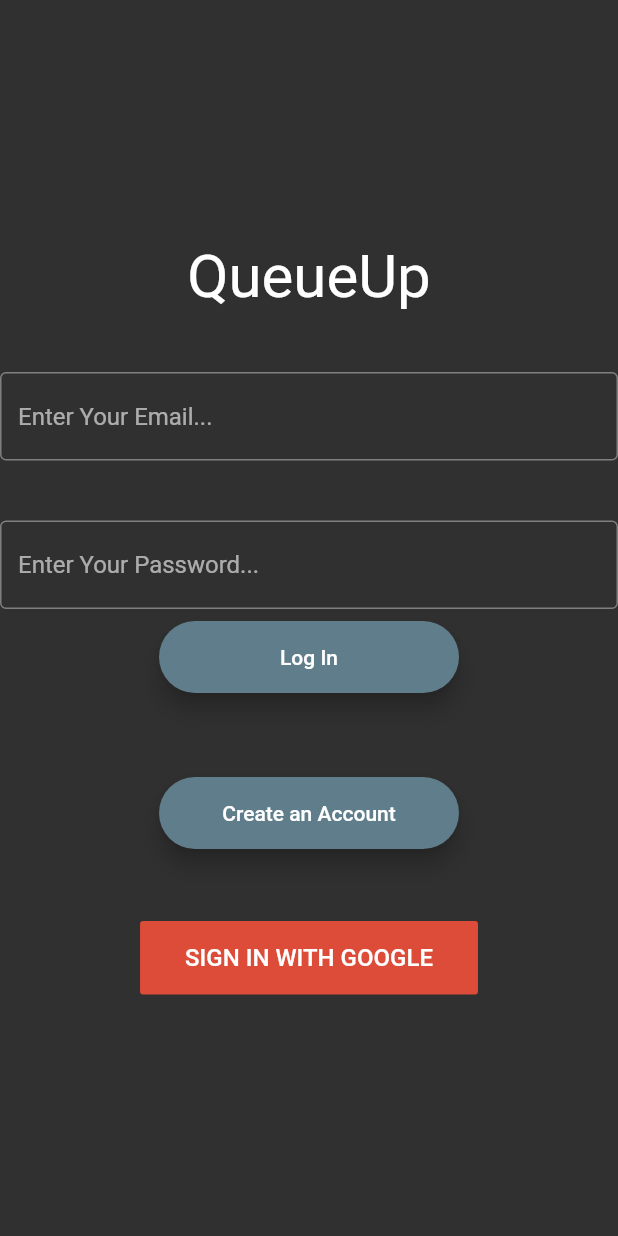
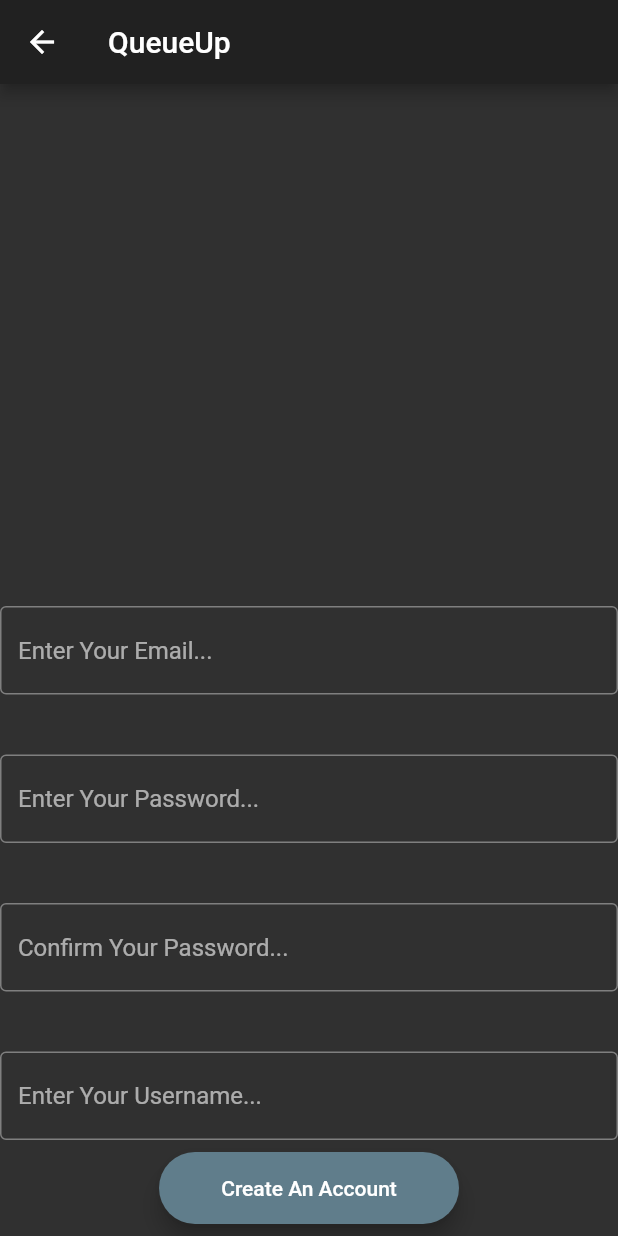
Before and after one commit to Swjzhao/QueueUp_Mobile, a Flutter app: the screen it shows after launch, after a tap on "Create an Account", on a phone screen of 412 x 824 dp. Run offline on Flutter 3.47's test engine with Material 2 defaults, Android fonts, the phone set to English and light mode, and no system bars; our stand-ins replace cached_network_image, cloud_firestore, firebase_auth, firebase_messaging, firebase_storage, flutter_local_notifications and 5 more; accounts and stored records are empty.

Commit message:
Chat Feature works

```diff
--- a/lib/auth.dart
+++ b/lib/auth.dart
@@ -1,7 +1,11 @@
 import 'package:cloud_firestore/cloud_firestore.dart';
 import 'package:firebase_auth/firebase_auth.dart';
 import 'package:flutter/material.dart';
+import 'package:queueup_mobileapp/main.dart';
 import 'package:queueup_mobileapp/const.dart';
+import 'package:fluttertoast/fluttertoast.dart';
+import 'package:google_sign_in/google_sign_in.dart';
+import 'package:shared_preferences/shared_preferences.dart';
 
 class CreateAccount extends StatefulWidget {
   static const String id = "CREATEACCOUNT";
@@ -15,6 +19,21 @@ class _CreateAccountState extends State<CreateAccount> {
   SharedPreferences prefs;
   final FirebaseAuth _auth = FirebaseAuth.instance;
   final Firestore _firestore = Firestore.instance;
+
+  bool isLoading = false;
+  bool isLoggedIn = false;
+  FirebaseUser currentUser;
+
+  @override
+  void initState() {
+    super.initState();
+    signInSetUp();
+  }
+
+  void signInSetUp() async {
+    prefs = await SharedPreferences.getInstance();
+  }
+
   Future<void> registerUser() async {
     FirebaseUser firebaseUser = await _auth.createUserWithEmailAndPassword(
         email: email, password: password);
@@ -32,8 +51,9 @@ class _CreateAccountState extends State<CreateAccount> {
             .document(firebaseUser.uid)
             .setData({
           //Need to add custom stuff
-          'nickname': firebaseUser.displayName,
-          'photoUrl': firebaseUser.photoUrl,
+          'nickname': "TempName",
+          'photoUrl':
+              "https://firebasestorage.googleapis.com/v0/b/queueup-51825.appspot.com/o/no-img.png?alt=media",
           'id': firebaseUser.uid,
           'createdAt': DateTime.now().millisecondsSinceEpoch.toString(),
           'chattingWith': null
@@ -42,8 +62,9 @@ class _CreateAccountState extends State<CreateAccount> {
         // Write data to local
         currentUser = firebaseUser;
         await prefs.setString('id', currentUser.uid);
-        await prefs.setString('nickname', currentUser.displayName);
-        await prefs.setString('photoUrl', currentUser.photoUrl);
+        await prefs.setString('nickname', "TempName");
+        await prefs.setString('photoUrl',
+            "https://firebasestorage.googleapis.com/v0/b/queueup-51825.appspot.com/o/no-img.png?alt=media");
       } else {
         // Write data to local
         await prefs.setString('id', documents[0]['id']);
@@ -52,9 +73,6 @@ class _CreateAccountState extends State<CreateAccount> {
         await prefs.setString('aboutMe', documents[0]['aboutMe']);
       }
       Fluttertoast.showToast(msg: "Sign in success");
-      this.setState(() {
-        isLoading = false;
-      });
 
       Navigator.push(
           context,
@@ -63,9 +81,6 @@ class _CreateAccountState extends State<CreateAccount> {
                   MainScreen(currentUserId: firebaseUser.uid)));
     } else {
       Fluttertoast.showToast(msg: "Sign in fail");
-      this.setState(() {
-        isLoading = false;
-      });
     }
   }
 
@@ -77,7 +92,6 @@ class _CreateAccountState extends State<CreateAccount> {
       ),
       body: Column(
         mainAxisAlignment: MainAxisAlignment.center,
-        crossAxisAlignment: CrossAxisAlignment.stretch,
         children: <Widget>[
           Expanded(
             child: Hero(
@@ -108,6 +122,30 @@ class _CreateAccountState extends State<CreateAccount> {
               border: const OutlineInputBorder(),
             ),
           ),
+          SizedBox(
+            height: 40.0,
+          ),
+          TextField(
+            autocorrect: false,
+            obscureText: true,
+            onChanged: (value) => confirmpassword = value,
+            decoration: InputDecoration(
+              hintText: "Confirm Your Password...",
+              border: const OutlineInputBorder(),
+            ),
+          ),
+          SizedBox(
+            height: 40.0,
+          ),
+          TextField(
+            autocorrect: false,
+            obscureText: true,
+            onChanged: (value) => username = value,
+            decoration: InputDecoration(
+              hintText: "Enter Your Username...",
+              border: const OutlineInputBorder(),
+            ),
+          ),
           CustomButton(
             text: "Create An Account",
             callback: () async {
--- a/lib/const.dart
+++ b/lib/const.dart
@@ -29,3 +29,26 @@ class CustomButton extends StatelessWidget {
     );
   }
 }
+
+class CustomButtonSmall extends StatelessWidget {
+  final VoidCallback callback;
+  final String text;
+
+  const CustomButtonSmall({Key key, this.callback, this.text}) : super(key: key);
+  @override
+  Widget build(BuildContext context) {
+    return Container(
+        child:Material(
+            color: Colors.blueGrey,
+            elevation:6.0,
+            borderRadius: BorderRadius.circular(30.0),
+            child: MaterialButton(
+              onPressed: callback,
+              minWidth: 200.0,
+              height: 25.0,
+              child: Text(text),
+            )
+        )
+    );
+  }
+}
--- a/lib/login.dart
+++ b/lib/login.dart
@@ -18,6 +18,9 @@ class MyApp extends StatelessWidget {
       theme: ThemeData.dark(),
       home: LoginScreen(title: 'CHAT DEMO'),
       debugShowCheckedModeBanner: false,
+      routes: {
+        CreateAccount.id: (context) => CreateAccount(),
+      },
     );
   }
 }
@@ -202,18 +205,9 @@ class LoginScreenState extends State<LoginScreen> {
       body: Column(
         mainAxisAlignment: MainAxisAlignment.center,
         children: <Widget>[
-          Row(
-            mainAxisAlignment: MainAxisAlignment.center,
-            children: <Widget>[
-              Hero(
-                tag: 'logo',
-                child: Container(),
-              ),
-              Text(
-                "QueueUp",
-                style: TextStyle(fontSize: 40.0),
-              ),
-            ],
+          Text(
+            "QueueUp",
+            style: TextStyle(fontSize: 40.0),
           ),
           SizedBox(
             height: 40.0,
@@ -244,11 +238,11 @@ class LoginScreenState extends State<LoginScreen> {
               await loginUser();
             },
           ),
-          SizedBox(
-            height: 40.0,
-          ), CustomButton(
-            text:"Create an Account",
-            callback:(){Navigator.of(context).pushNamed("CREATEACCOUNT");},
+          CustomButtonSmall(
+            text: "Create an Account",
+            callback: () {
+              Navigator.of(context).pushNamed(CreateAccount.id);
+            },
           ),
           SizedBox(
             height: 40.0,
@@ -264,18 +258,7 @@ class LoginScreenState extends State<LoginScreen> {
               splashColor: Colors.transparent,
               textColor: Colors.white,
               padding: EdgeInsets.fromLTRB(30.0, 15.0, 30.0, 15.0)),
-          Positioned(
-            child: isLoading
-                ? Container(
-                    child: Center(
-                      child: CircularProgressIndicator(
-                        valueColor: AlwaysStoppedAnimation<Color>(themeColor),
-                      ),
-                    ),
-                    color: Colors.white.withOpacity(0.8),
-                  )
-                : Container(),
-          )
+
         ],
       ),
     );
```
Also changed, not shown: lib/main.dart (+12 -3 lines).
